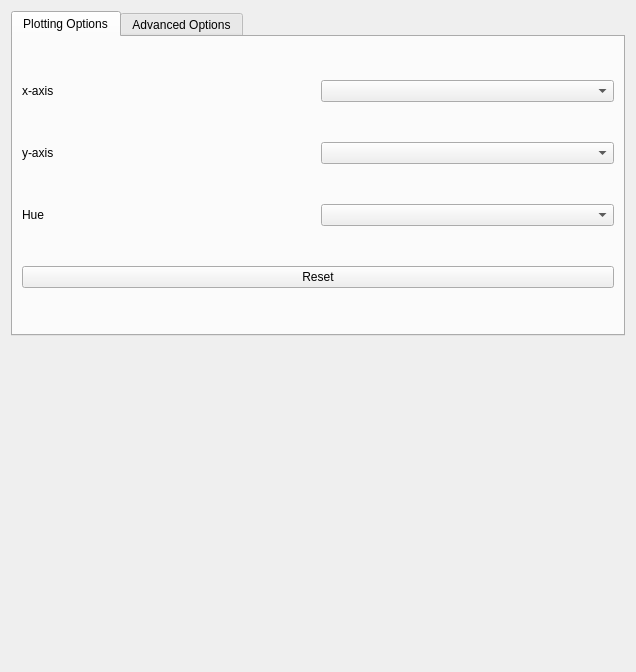
The window that src/napari_clusters_plotter/plotter_inputs.ui (BiAPoL/napari-clusters-plotter) describes before a commit, drawn with Qt 5.
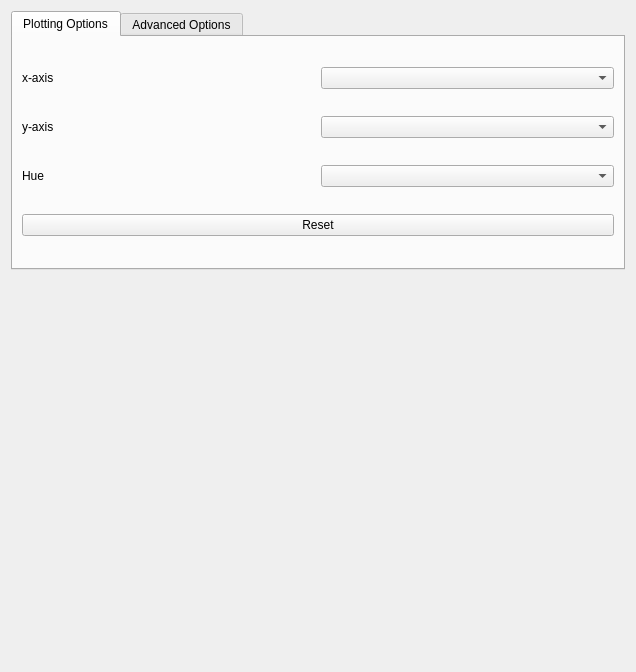
The same window after the commit.

Commit message: Changed size policy of top part to small as possible

What changed in the file:
```diff
--- a/src/napari_clusters_plotter/plotter_inputs.ui
+++ b/src/napari_clusters_plotter/plotter_inputs.ui
@@ -16,6 +16,12 @@
   <layout class="QVBoxLayout" name="verticalLayout_2">
    <item>
     <widget class="QTabWidget" name="tabWidget">
+     <property name="sizePolicy">
+      <sizepolicy hsizetype="Expanding" vsizetype="Minimum">
+       <horstretch>0</horstretch>
+       <verstretch>0</verstretch>
+      </sizepolicy>
+     </property>
      <property name="currentIndex">
       <number>0</number>
      </property>
```
